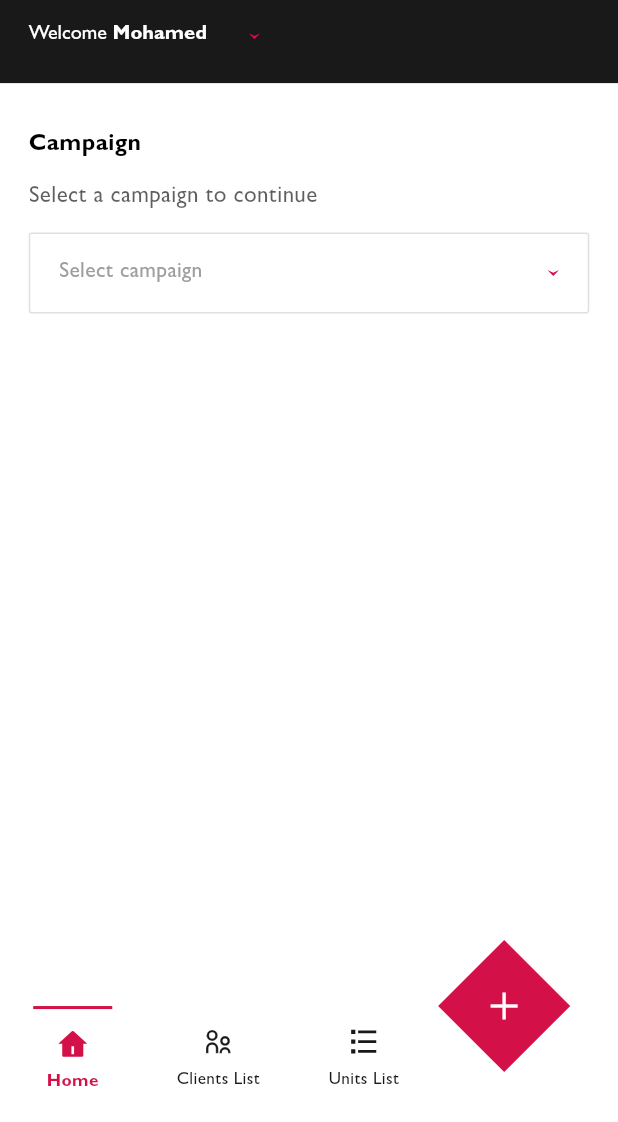
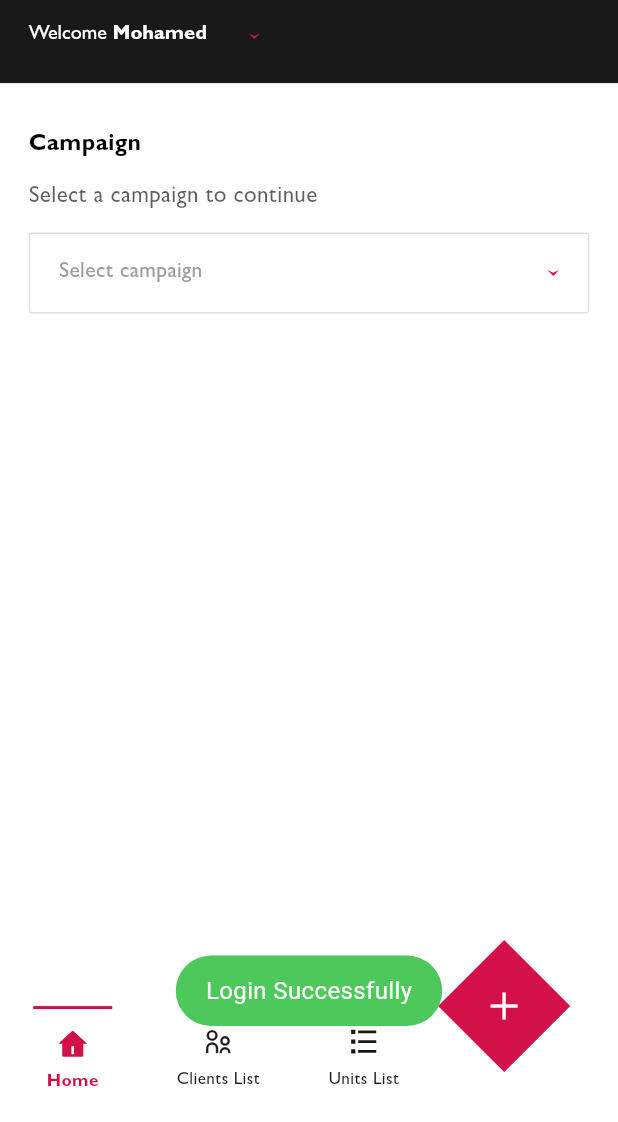
Before and after one commit to MarianSamir1/Property-Launch-Activity-App, a Flutter app: the screen it shows after launch, after a tap on "Login With Microsoft", on a phone screen of 412 x 824 dp, the part 114-1236 px from its top. Run offline on Flutter 3.47's test engine with Material 3 defaults, Android fonts, the phone set to English and light mode, and no system bars; our stand-ins replace bloc, flutter_bloc, flutter_screenutil, flutter_slidable, flutter_svg, fluttertoast and 1 more; missing offline and left inert: aad_oauth, linear_progress_bar; project files that could hold a hidden picture were left out.

Commit message:
login function commit

```diff
--- /dev/null
+++ b/lib/data/apis/outh_api.dart
@@ -0,0 +1,76 @@
+import 'dart:developer';
+import 'package:aad_oauth/aad_oauth.dart';
+import 'package:property_launch_app/utilities/constants/chash_keys.dart';
+import 'package:property_launch_app/utilities/constants/constatnts.dart';
+import '../../models/response_handler_model.dart';
+import '../network/api configration/configrations.dart';
+import '../network/shared_preferences/cash_helper.dart';
+
+class OuthAPI {
+  static final AadOAuth oauth = AadOAuth(ApiConfigration.config);
+
+  static Future<ResponseHandlerClass> loginWithMicrosoft() async {
+    try {
+      await oauth.login().catchError((error) {
+        log(" ============ oauth error >>> $error ============ ");
+        throw error;
+      });
+      final token = await oauth.getAccessToken();
+      if (token != null) {
+        log("========= token is : $token ==========");
+        //save access token
+        ChashHelper.saveData(key: CasheKeys.accessToken, value: token);
+
+        //get access token expire time and save this time
+        var expireTime = DateTime.now().add(const Duration(minutes: 40));
+        ChashHelper.saveData(
+            key: CasheKeys.expireTime, value: expireTime.toString());
+
+        return ResponseHandlerClass(
+            errorFlag: false, errorMessage: "Login Successfully");
+      }
+      return ResponseHandlerClass(
+          errorMessage: Constants.somethingWentWrong, errorFlag: true);
+    } catch (e) {
+      log('Outh API e => $e');
+      return ResponseHandlerClass(errorMessage: '$e', errorFlag: true);
+    }
+  }
+
+  static bool accessTokenExpired() {
+    return ChashHelper.get(key: CasheKeys.expireTime) == null
+        ? true
+        : DateTime.now().isAfter(
+            DateTime.parse(ChashHelper.get(key: CasheKeys.expireTime)!));
+  }
+
+  static Future<void> refreshTokenWithToken() async {
+    await OuthAPI.oauth.login(refreshIfAvailable: true);
+    //save access token
+    log(" ============ refresh token : ${await OuthAPI.oauth.getAccessToken()} ============ ");
+    ChashHelper.saveData(
+        key: CasheKeys.accessToken,
+        value: await OuthAPI.oauth.getAccessToken());
+
+    //get access token expire time and save this time
+    var expireTime = DateTime.now().add(const Duration(minutes: 40));
+    ChashHelper.saveData(
+        key: CasheKeys.expireTime, value: expireTime.toString());
+  }
+
+  static Future<void> logOutFunction() async {
+    await oauth.logout();
+    ChashHelper.clearData();
+  }
+}
+//  static Future<ResponseHandlerClass> addDummyRecord() async {
+//     if (OuthAPI.accessTokenExpired()) {
+//       //refresh token
+//       await OuthAPI.refreshTokenWithToken();
+//     }
+//     return await HttpHelper.postData(
+//       functionName: "addDummyRecord",
+//       path: EndPoints.newActivitylogins,
+//       token: ChashHelper.get(key: CasheKeys.accessToken),
+//     );
+//   }
--- a/lib/data/network/api configration/configrations.dart
+++ b/lib/data/network/api configration/configrations.dart
@@ -24,12 +24,12 @@ class ApiConfigration {
 
   // test Config
   static final Config config = Config(
-    tenant: 'd7be1e00-bf67-40de-a606-1a75a207d413',
-    clientId: '1c73c495-f296-479b-ae65-e640aea665b2',
+    tenant: '99f8b32c-f61b-4f4d-b17a-54fe7e07d3c5',
+    clientId: '44649c96-c709-4f0b-8931-6c6c9a1f52e5',
     scope:
         'openid profile offline_access https://initium.api.crm4.dynamics.com/.default',
     redirectUri: 'https://bluemotive.it/assets/img/complete.png',
-    clientSecret: 'fEP8Q~TwrQD5SjDyBZ2DX.Y~rBFl8sDAuO3D1cyB',
+    clientSecret: '6oZ8Q~m_zkJWECeizr7XgnAgo2dgfDLQaINO.azh',
     navigatorKey: navKey,
   );
 }
--- a/lib/fetures/campaign units list/widgets/units_filteration_body.dart
+++ b/lib/fetures/campaign units list/widgets/units_filteration_body.dart
@@ -90,7 +90,6 @@ class UnitsFiltrationBody extends StatelessWidget {
               //     ),
               //   ),
               // ),
-              //======================= find matches button ==========================
             ],
           ),
           //=========================== space widget =================================
@@ -99,7 +98,7 @@ class UnitsFiltrationBody extends StatelessWidget {
             textFormLabel: Constants.enterSpace,
             titleName: Constants.space,
           ),
-          //===========================================================================
+          //======================= find matches button ==========================
           const Spacer(),
           Padding(
             padding: EdgeInsets.symmetric(horizontal: 7.w),
--- /dev/null
+++ b/lib/fetures/login/controller/cubit.dart
@@ -0,0 +1,37 @@
+import 'package:flutter/material.dart';
+import 'package:flutter_bloc/flutter_bloc.dart';
+import 'package:property_launch_app/fetures/layout/view/layout_screen.dart';
+import 'package:property_launch_app/fetures/login/controller/states.dart';
+import 'package:property_launch_app/utilities/components/alerts/toast.dart';
+
+import '../../../data/apis/outh_api.dart';
+import '../../../models/response_handler_model.dart';
+import '../../../utilities/components/other/navigation.dart';
+
+class LoginCubit extends Cubit<LoginState> {
+  LoginCubit() : super(LoginInitialState());
+
+  static LoginCubit get(context) => BlocProvider.of(context);
+  ResponseHandlerClass microsoftLoginResponse = ResponseHandlerClass();
+  loginWithMicrosoftFun({required BuildContext context}) async {
+    emit(LoginLoadingState());
+
+    microsoftLoginResponse = await OuthAPI.loginWithMicrosoft();
+    if (microsoftLoginResponse.errorFlag == false) {
+      if (context.mounted) {
+        navigatepushAndRemoveUntil(
+          context: context,
+          widget: const LayoutScreen(),
+        );
+      }
+      showToast(msg: "Login Successfully", state: ToastStates.SUCCRSS);
+      emit(LoginSuccessState());
+    } else {
+      showToast(
+        msg: microsoftLoginResponse.errorMessage!,
+        state: ToastStates.ERROR,
+      );
+      emit(LoginErrorState());
+    }
+  }
+}
--- a/lib/fetures/login/view/login_screen.dart
+++ b/lib/fetures/login/view/login_screen.dart
@@ -1,5 +1,7 @@
 import 'package:flutter/material.dart';
+import 'package:flutter_bloc/flutter_bloc.dart';
 import 'package:flutter_screenutil/flutter_screenutil.dart';
+import 'package:property_launch_app/fetures/login/controller/cubit.dart';
 import 'package:property_launch_app/fetures/login/widgets/login_body.dart';
 import 'package:property_launch_app/utilities/constants/images_pathes.dart';
 
@@ -8,7 +10,9 @@ class LoginScreen extends StatelessWidget {
 
   @override
   Widget build(BuildContext context) {
-    return Scaffold(
+    return BlocProvider(
+      create: (context) => LoginCubit(),
+      child: Scaffold(
         body: Column(
           children: [
             //=================== login image header =========================
@@ -23,6 +27,7 @@ class LoginScreen extends StatelessWidget {
             const LoginBody(),
           ],
         ),
+      ),
     );
   }
 }
--- a/lib/fetures/login/widgets/login_with_microsoft_button.dart
+++ b/lib/fetures/login/widgets/login_with_microsoft_button.dart
@@ -1,21 +1,23 @@
 import 'package:flutter/material.dart';
+import 'package:flutter_bloc/flutter_bloc.dart';
 import 'package:flutter_screenutil/flutter_screenutil.dart';
-import 'package:property_launch_app/fetures/layout/view/layout_screen.dart';
+import 'package:property_launch_app/fetures/login/controller/cubit.dart';
 import 'package:property_launch_app/utilities/constants/icons_pathes.dart';
 import 'package:property_launch_app/utilities/styles/colors.dart';
 import 'package:property_launch_app/utilities/styles/fonts.dart';
-
+import '../../../utilities/components/other/custom_circular_progress_indicator.dart';
 import '../../../utilities/components/other/custom_svg_picture.dart';
 import '../../../utilities/components/other/custom_text.dart';
-import '../../../utilities/components/other/navigation.dart';
 import '../../../utilities/constants/constatnts.dart';
+import '../controller/states.dart';
 
 class LoginWithMicrosoftButton extends StatelessWidget {
   const LoginWithMicrosoftButton({super.key});
 
   @override
   Widget build(BuildContext context) {
-    return Expanded(
+    return BlocBuilder<LoginCubit, LoginState>(
+      builder: (context, state) => Expanded(
         child: Column(
           mainAxisAlignment: MainAxisAlignment.center,
           children: [
@@ -23,10 +25,10 @@ class LoginWithMicrosoftButton extends StatelessWidget {
               padding: EdgeInsets.symmetric(horizontal: 30.w),
               child: InkWell(
                 onTap: () {
-                navigatepushAndRemoveUntil(
-                  context: context,
-                  widget: const LayoutScreen(),
-                );
+                  if (state is! LoginLoadingState) {
+                    LoginCubit.get(context)
+                        .loginWithMicrosoftFun(context: context);
+                  }
                 },
                 child: Container(
                   padding: EdgeInsets.symmetric(vertical: 10.h),
@@ -41,23 +43,28 @@ class LoginWithMicrosoftButton extends StatelessWidget {
                       )
                     ],
                   ),
-                child: Row(
+                  child: state is LoginLoadingState
+                      ? const CustomCircularProgressIndicator()
+                      : Row(
                           mainAxisAlignment: MainAxisAlignment.center,
                           crossAxisAlignment: CrossAxisAlignment.start,
                           children: [
-                      const CustomSvgPicture(svgImage: IconPathes.microsoft),
+                            const CustomSvgPicture(
+                                svgImage: IconPathes.microsoft),
                             SizedBox(width: 16.w),
                             CustomText(
                               text: Constants.loginWithMicrosoft,
                               fontWeight: FontWeight.w500,
                               fontSize: FontManager.font17,
                             )
-                    ]),
+                          ],
+                        ),
                 ),
               ),
             ),
           ],
         ),
+      ),
     );
   }
 }
--- a/lib/my_app.dart
+++ b/lib/my_app.dart
@@ -41,6 +41,7 @@ class MyApp extends StatelessWidget {
             scaffoldBackgroundColor: ColorManager.white,
           ),
           home: const LoginScreen(),
+          navigatorKey: navKey,
         ),
       ),
     );
```
Also changed, not shown: lib/fetures/add new wishlist/controller/cubit.dart (+13 -1 lines), lib/fetures/add new wishlist/widgets/step4 confirmation/confirmation_body.dart (+20 -3 lines), lib/fetures/login/controller/states.dart (added, +9 -0 lines), lib/utilities/components/other/custom_circular_progress_indicator.dart (added, +41 -0 lines). Lines whose indentation alone changed are shown as unchanged.
